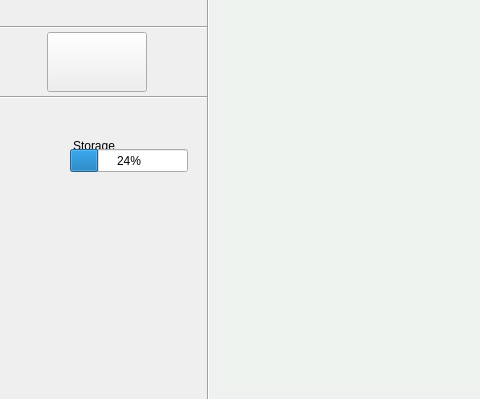
Qt form app/mainwindow.ui (ce-itcr/MyInvincibleLibrary) before a commit; both pictures show x 0 to 480 and y 401 to 800 of the 1200 by 800 pixel window.
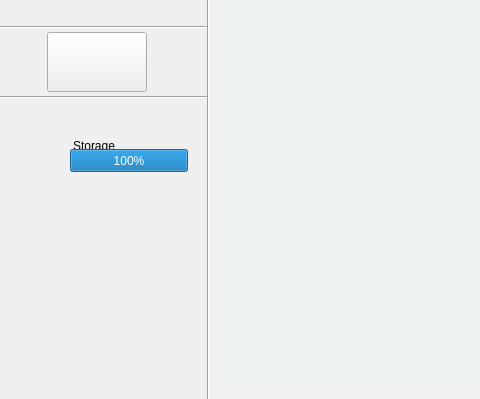
The same form after that commit. Icons and pictures are not drawn.

Commit message: Interface to add images

```diff
--- a/app/mainwindow.ui
+++ b/app/mainwindow.ui
@@ -285,7 +285,7 @@
      </rect>
     </property>
     <property name="value">
-     <number>24</number>
+     <number>100</number>
     </property>
    </widget>
    <widget class="Line" name="line_5">
```
The commit also changes 7 other files.
